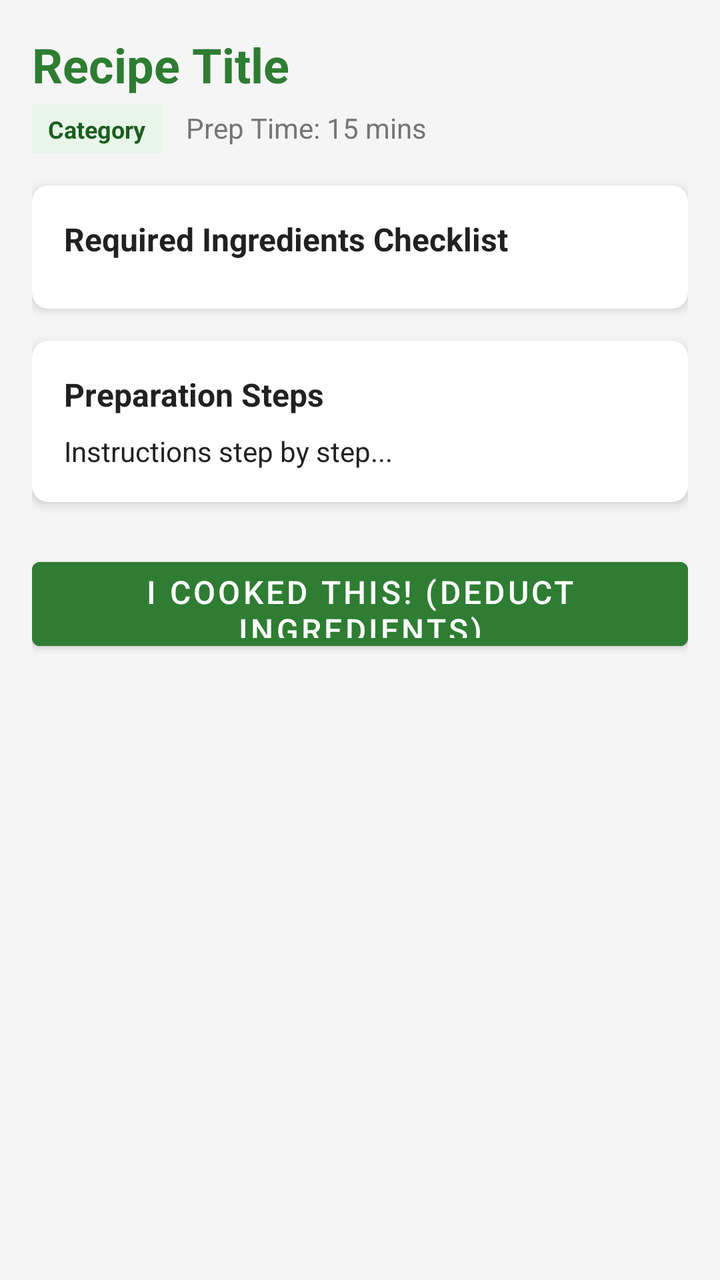
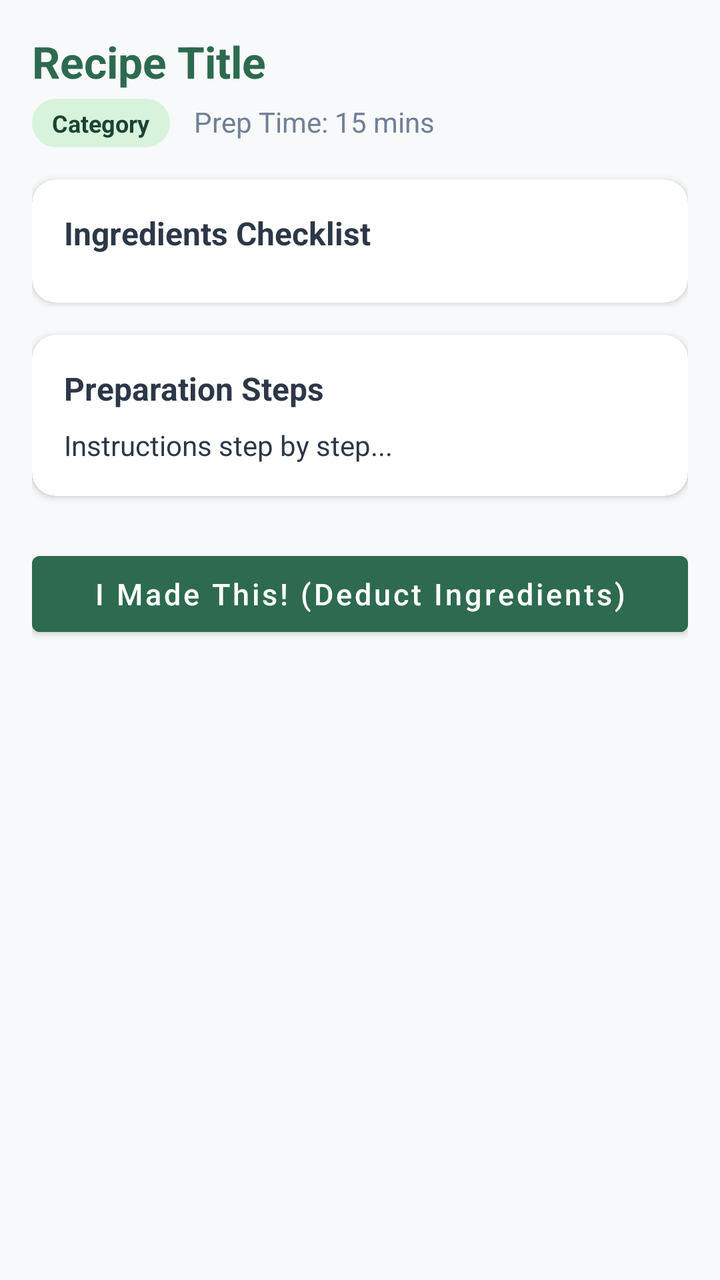

Two renders of the same Android screen: before a commit and after it. Below are the layout's source before the change and the commit's diff.
<!-- AndroidManifest.xml: application theme Theme.SmartPantryManager -->
<!-- res/layout/activity_recipe_detail.xml -->
<?xml version="1.0" encoding="utf-8"?>
<ScrollView xmlns:android="http://schemas.android.com/apk/res/android"
    xmlns:app="http://schemas.android.com/apk/res-auto"
    android:layout_width="match_parent"
    android:layout_height="match_parent"
    android:background="@color/background"
    android:padding="16dp">

    <LinearLayout
        android:layout_width="match_parent"
        android:layout_height="wrap_content"
        android:orientation="vertical">

        <TextView
            android:id="@+id/tvDetailTitle"
            android:layout_width="match_parent"
            android:layout_height="wrap_content"
            android:text="Recipe Title"
            android:textColor="@color/primary"
            android:textSize="24sp"
            android:textStyle="bold"
            android:layout_marginBottom="4dp" />

        <LinearLayout
            android:layout_width="match_parent"
            android:layout_height="wrap_content"
            android:orientation="horizontal"
            android:layout_marginBottom="16dp">

            <TextView
                android:id="@+id/tvDetailCategory"
                android:layout_width="wrap_content"
                android:layout_height="wrap_content"
                android:background="@color/badge_bg"
                android:paddingHorizontal="8dp"
                android:paddingVertical="4dp"
                android:text="Category"
                android:textColor="@color/primary_dark"
                android:textSize="12sp"
                android:textStyle="bold"
                android:layout_marginEnd="12dp" />

            <TextView
                android:id="@+id/tvDetailPrepTime"
                android:layout_width="wrap_content"
                android:layout_height="wrap_content"
                android:text="Prep Time: 15 mins"
                android:textColor="@color/text_secondary"
                android:textSize="14sp" />
        </LinearLayout>

        <androidx.cardview.widget.CardView
            android:layout_width="match_parent"
            android:layout_height="wrap_content"
            app:cardCornerRadius="8dp"
            app:cardElevation="3dp"
            android:layout_marginBottom="16dp">

            <LinearLayout
                android:layout_width="match_parent"
                android:layout_height="wrap_content"
                android:orientation="vertical"
                android:padding="16dp">

                <TextView
                    android:layout_width="wrap_content"
                    android:layout_height="wrap_content"
                    android:text="Required Ingredients Checklist"
                    android:textColor="@color/text_primary"
                    android:textSize="16sp"
                    android:textStyle="bold"
                    android:layout_marginBottom="8dp" />

                <androidx.recyclerview.widget.RecyclerView
                    android:id="@+id/rvRecipeIngredients"
                    android:layout_width="match_parent"
                    android:layout_height="wrap_content"
                    android:nestedScrollingEnabled="false" />
            </LinearLayout>
        </androidx.cardview.widget.CardView>

        <androidx.cardview.widget.CardView
            android:layout_width="match_parent"
            android:layout_height="wrap_content"
            app:cardCornerRadius="8dp"
            app:cardElevation="3dp"
            android:layout_marginBottom="24dp">

            <LinearLayout
                android:layout_width="match_parent"
                android:layout_height="wrap_content"
                android:orientation="vertical"
                android:padding="16dp">

                <TextView
                    android:layout_width="wrap_content"
                    android:layout_height="wrap_content"
                    android:text="Preparation Steps"
                    android:textColor="@color/text_primary"
                    android:textSize="16sp"
                    android:textStyle="bold"
                    android:layout_marginBottom="8dp" />

                <TextView
                    android:id="@+id/tvDetailInstructions"
                    android:layout_width="match_parent"
                    android:layout_height="wrap_content"
                    android:lineSpacingExtra="4dp"
                    android:text="Instructions step by step..."
                    android:textColor="@color/text_primary"
                    android:textSize="14sp" />
            </LinearLayout>
        </androidx.cardview.widget.CardView>

        <Button
            android:id="@+id/btnCookedThis"
            android:layout_width="match_parent"
            android:layout_height="54dp"
            android:backgroundTint="@color/primary"
            android:text="I Cooked This! (Deduct Ingredients)"
            android:textColor="@android:color/white"
            android:textSize="16sp"
            android:layout_marginBottom="24dp" />

    </LinearLayout>
</ScrollView>
<!-- resources referenced by this layout -->
<resources>
  <color name="background">#F5F5F5</color>
  <color name="badge_bg">#E8F5E9</color>
  <color name="primary">#2E7D32</color>
  <color name="primary_dark">#1B5E20</color>
  <color name="text_primary">#212121</color>
  <color name="text_secondary">#757575</color>
  <style name="Theme.SmartPantryManager" parent="Theme.MaterialComponents.DayNight.DarkActionBar">
          <item name="colorPrimary">@color/primary</item>
          <item name="colorPrimaryVariant">@color/primary_dark</item>
          <item name="colorOnPrimary">@android:color/white</item>
          <item name="colorSecondary">@color/accent</item>
          <item name="colorOnSecondary">@android:color/white</item>
          <item name="android:statusBarColor">?attr/colorPrimaryVariant</item>
      </style>
  <color name="accent">#4CAF50</color>
</resources>

<!-- the commit's change to res/layout/activity_recipe_detail.xml (unified diff, before → after) -->
@@ -17,7 +17,7 @@
             android:layout_height="wrap_content"
             android:text="Recipe Title"
             android:textColor="@color/primary"
-            android:textSize="24sp"
+            android:textSize="22sp"
             android:textStyle="bold"
             android:layout_marginBottom="4dp" />
 
@@ -31,9 +31,7 @@
                 android:id="@+id/tvDetailCategory"
                 android:layout_width="wrap_content"
                 android:layout_height="wrap_content"
-                android:background="@color/badge_bg"
-                android:paddingHorizontal="8dp"
-                android:paddingVertical="4dp"
+                android:background="@drawable/badge_match_strict"
                 android:text="Category"
                 android:textColor="@color/primary_dark"
                 android:textSize="12sp"
@@ -52,8 +50,8 @@
         <androidx.cardview.widget.CardView
             android:layout_width="match_parent"
             android:layout_height="wrap_content"
-            app:cardCornerRadius="8dp"
-            app:cardElevation="3dp"
+            app:cardCornerRadius="12dp"
+            app:cardElevation="2dp"
             android:layout_marginBottom="16dp">
 
             <LinearLayout
@@ -65,7 +63,7 @@
                 <TextView
                     android:layout_width="wrap_content"
                     android:layout_height="wrap_content"
-                    android:text="Required Ingredients Checklist"
+                    android:text="Ingredients Checklist"
                     android:textColor="@color/text_primary"
                     android:textSize="16sp"
                     android:textStyle="bold"
@@ -82,8 +80,8 @@
         <androidx.cardview.widget.CardView
             android:layout_width="match_parent"
             android:layout_height="wrap_content"
-            app:cardCornerRadius="8dp"
-            app:cardElevation="3dp"
+            app:cardCornerRadius="12dp"
+            app:cardElevation="2dp"
             android:layout_marginBottom="24dp">
 
             <LinearLayout
@@ -115,11 +113,12 @@
         <Button
             android:id="@+id/btnCookedThis"
             android:layout_width="match_parent"
-            android:layout_height="54dp"
+            android:layout_height="50dp"
             android:backgroundTint="@color/primary"
-            android:text="I Cooked This! (Deduct Ingredients)"
+            android:text="I Made This! (Deduct Ingredients)"
+            android:textAllCaps="false"
             android:textColor="@android:color/white"
-            android:textSize="16sp"
+            android:textSize="15sp"
             android:layout_marginBottom="24dp" />
 
     </LinearLayout>
<!-- resource entries referenced after the edit -->
@@ -1,19 +1,26 @@
 <!-- resources referenced by this layout -->
 <resources>
-  <color name="background">#F5F5F5</color>
-  <color name="badge_bg">#E8F5E9</color>
-  <color name="primary">#2E7D32</color>
-  <color name="primary_dark">#1B5E20</color>
-  <color name="text_primary">#212121</color>
-  <color name="text_secondary">#757575</color>
+  <color name="background">#F8F9FA</color>
+  <color name="primary">#2D6A4F</color>
+  <color name="primary_dark">#1B4332</color>
+  <color name="text_primary">#2D3748</color>
+  <color name="text_secondary">#718096</color>
+  <!-- drawable badge_match_strict (drawable) -->
+  <?xml version="1.0" encoding="utf-8"?>
+  <shape xmlns:android="http://schemas.android.com/apk/res/android"
+      android:shape="rectangle">
+      <corners android:radius="16dp" />
+      <solid android:color="#D8F3DC" />
+      <padding android:left="10dp" android:top="4dp" android:right="10dp" android:bottom="4dp" />
+  </shape>
   <style name="Theme.SmartPantryManager" parent="Theme.MaterialComponents.DayNight.DarkActionBar">
           <item name="colorPrimary">@color/primary</item>
           <item name="colorPrimaryVariant">@color/primary_dark</item>
           <item name="colorOnPrimary">@android:color/white</item>
           <item name="colorSecondary">@color/accent</item>
           <item name="colorOnSecondary">@android:color/white</item>
-          <item name="android:statusBarColor">?attr/colorPrimaryVariant</item>
+          <item name="android:statusBarColor">@color/primary_dark</item>
       </style>
-  <color name="accent">#4CAF50</color>
+  <color name="accent">#40916C</color>
 </resources>
 
